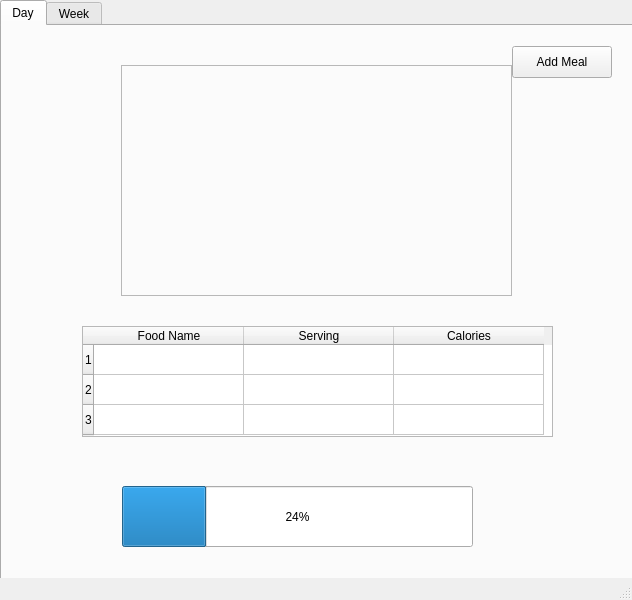
equac010/CS100_finalProject, file mainwindow.ui: the form before one commit.
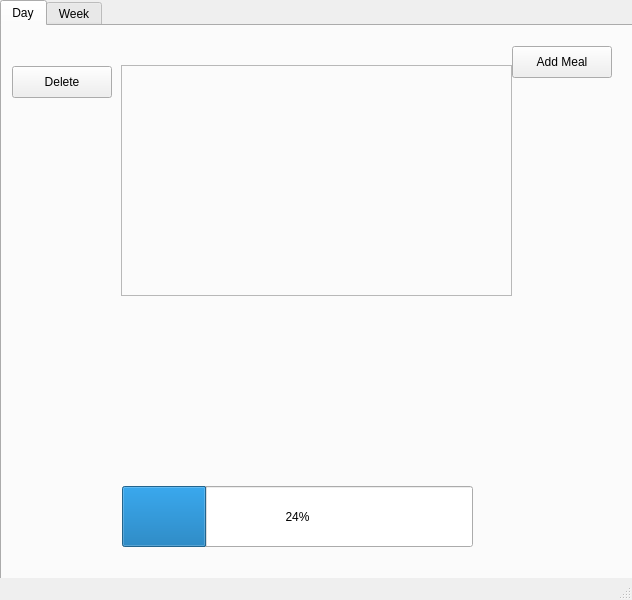
The form after the commit. Custom widgets are drawn as their Qt base class.

```diff
--- a/mainwindow.ui
+++ b/mainwindow.ui
@@ -65,52 +65,6 @@
        <number>24</number>
       </property>
      </widget>
-     <widget class="QTableWidget" name="tableWidget">
-      <property name="geometry">
-       <rect>
-        <x>80</x>
-        <y>300</y>
-        <width>471</width>
-        <height>111</height>
-       </rect>
-      </property>
-      <property name="editTriggers">
-       <set>QAbstractItemView::NoEditTriggers</set>
-      </property>
-      <property name="showGrid">
-       <bool>true</bool>
-      </property>
-      <property name="rowCount">
-       <number>3</number>
-      </property>
-      <property name="columnCount">
-       <number>3</number>
-      </property>
-      <attribute name="horizontalHeaderCascadingSectionResizes">
-       <bool>false</bool>
-      </attribute>
-      <attribute name="horizontalHeaderDefaultSectionSize">
-       <number>150</number>
-      </attribute>
-      <row/>
-      <row/>
-      <row/>
-      <column>
-       <property name="text">
-        <string>Food Name</string>
-       </property>
-      </column>
-      <column>
-       <property name="text">
-        <string>Serving</string>
-       </property>
-      </column>
-      <column>
-       <property name="text">
-        <string>Calories</string>
-       </property>
-      </column>
-     </widget>
      <widget class="QFrame" name="frame">
       <property name="geometry">
        <rect>
@@ -127,6 +81,19 @@
        <enum>QFrame::Raised</enum>
       </property>
      </widget>
+     <widget class="QPushButton" name="deleteButton">
+      <property name="geometry">
+       <rect>
+        <x>10</x>
+        <y>40</y>
+        <width>100</width>
+        <height>32</height>
+       </rect>
+      </property>
+      <property name="text">
+       <string>Delete</string>
+      </property>
+     </widget>
     </widget>
     <widget class="QWidget" name="tab_2">
      <attribute name="title">
@@ -137,6 +104,14 @@
   </widget>
   <widget class="QStatusBar" name="statusbar"/>
  </widget>
+ <customwidgets>
+  <customwidget>
+   <class>TabWidget</class>
+   <extends>QTabWidget</extends>
+   <header>tabwidget.h</header>
+   <container>1</container>
+  </customwidget>
+ </customwidgets>
  <resources/>
  <connections/>
 </ui>
```
Left out of the diff: 2 changed lines with no effect on the pictures.
